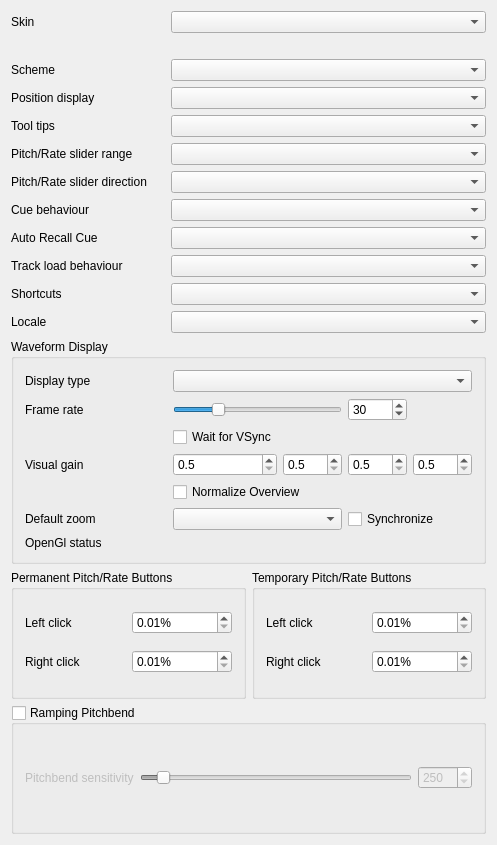
Qt form mixxx/src/dlgprefcontrolsdlg.ui (mixxxcommunity/mixxx) before a commit.
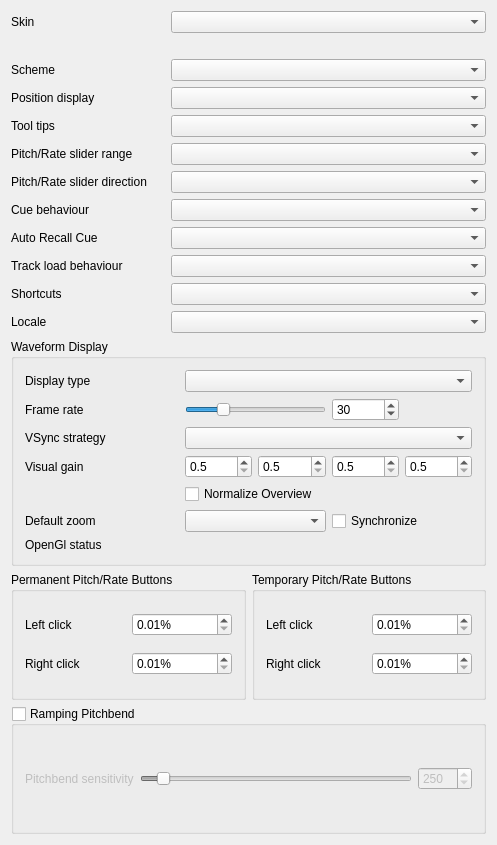
The same form after that commit.

Commit message: added combo box for vsync strategy

The edit to the form file:
```diff
--- a/mixxx/src/dlgprefcontrolsdlg.ui
+++ b/mixxx/src/dlgprefcontrolsdlg.ui
@@ -827,13 +827,16 @@
         </property>
        </widget>
       </item>
-      <item row="2" column="2">
-       <widget class="QCheckBox" name="vSyncCheckBox">
+      <item row="2" column="0">
+       <widget class="QLabel" name="vSyncLabel">
         <property name="text">
-         <string>Wait for VSync</string>
+         <string>VSync strategy</string>
         </property>
        </widget>
       </item>
+      <item row="2" column="2" colspan="4">
+       <widget class="QComboBox" name="vSyncComboBox"/>
+      </item>
      </layout>
     </widget>
    </item>
```
The commit also changes 8 other files.
